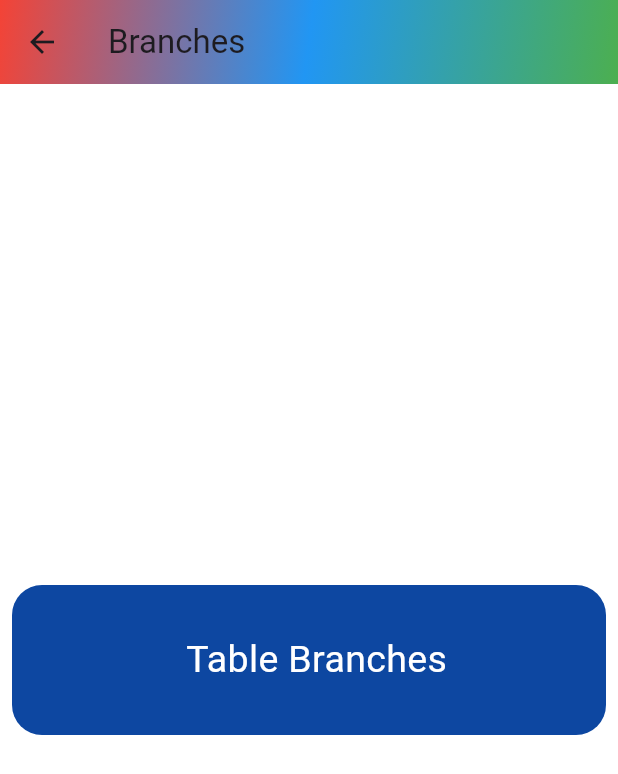
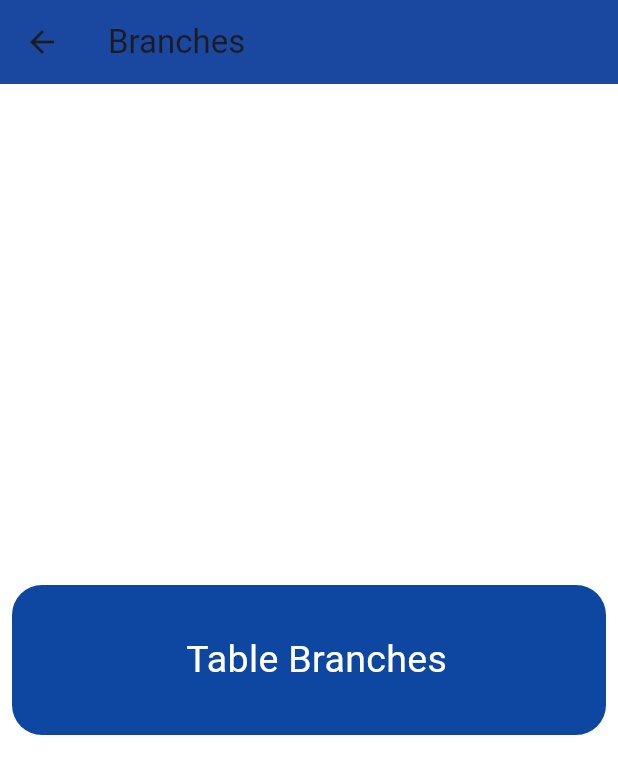
Before and after one commit to monzer2004-l/Cars_app, a Flutter app: the BranchesHomePage screen opened directly, on a phone screen of 412 x 824 dp. Shown: the top 774 px of the screen. Run offline on Flutter 3.47's test engine with Material 3 defaults, Android fonts, the light colour scheme and no system bars; our stand-ins replace shared_preferences; accounts and stored records are empty.

Commit message:
change color of appbar

```diff
--- a/lib/screens/screens_home/branches_home_page.dart
+++ b/lib/screens/screens_home/branches_home_page.dart
@@ -37,19 +37,7 @@ class _BranchesHomePageState extends State<BranchesHomePage> {
       backgroundColor: Colors.white,
       appBar: AppBar(
         elevation: 20,
-        flexibleSpace: Container(
-          decoration: const BoxDecoration(
-            gradient: LinearGradient(
-              begin: Alignment.topLeft,
-              end: Alignment.bottomRight,
-              colors: [
-                Colors.red,
-                Colors.blue,
-                Colors.green
-              ], // استخدم الألوان التي تختارها
-            ),
-          ),
-        ),
+        backgroundColor: Color(0xff0D47A1),
         title: const Text('Branches'),
       ),
       body: SafeArea(
```
Also changed, not shown: lib/screens/screens_home/cars_home_page.dart (+1 -13 lines), lib/screens/screens_home/emp_home_page.dart (+1 -13 lines), lib/screens/screens_tables/table_branches_page.dart (+2 -14 lines), lib/screens/screens_tables/table_cars_pages.dart (+1 -13 lines), lib/screens/screens_tables/table_emp_page.dart (+1 -13 lines).
